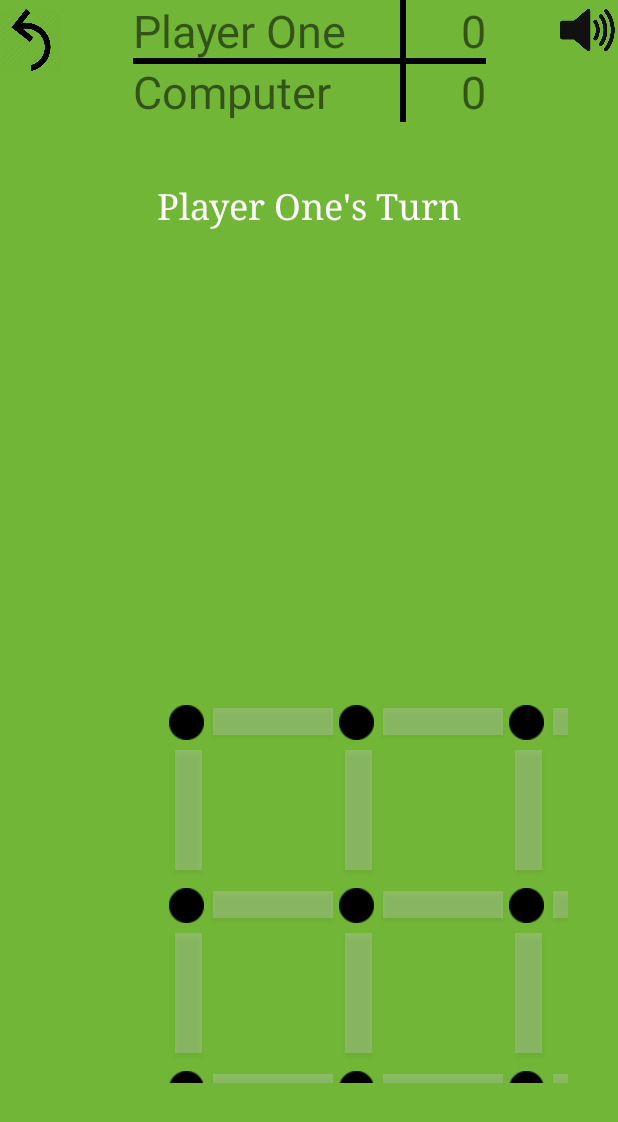
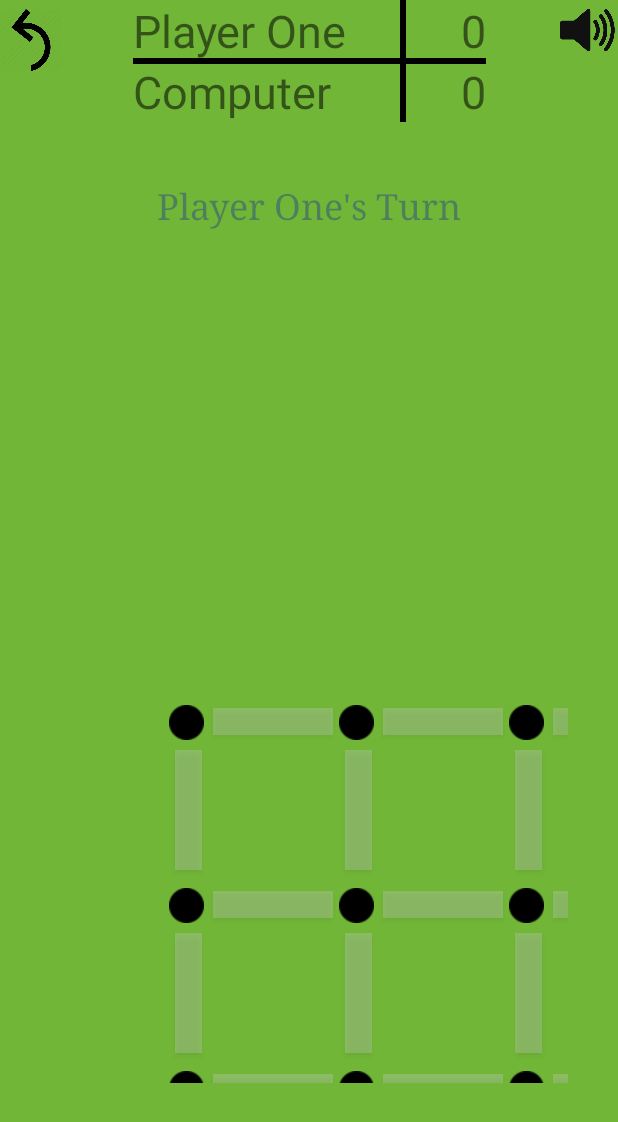
Before and after one commit to MattBarney/PigsInAPen, an Android app: the GameDisplay screen opened directly, with no data from a screen before it, on a phone screen of 412 x 824 dp. Shown: the top 1122 px of the screen. Run offline under Robolectric (Android 15) with nearby library versions, the phone set to English and light mode, and no system bars.

Commit message:
Style changes.

```diff
--- a/app/src/main/java/com/example/pigsinapen/Fences.java
+++ b/app/src/main/java/com/example/pigsinapen/Fences.java
@@ -140,11 +140,11 @@ public class Fences {
   } // isButtonClicked
 
   /**
-   * Sets the Fences button transparency to 0
+   * Sets the Fences button transparency to 0.
    *
    * @param alphaColor float number
    */
-  public void setAlphaColor(float alphaColor){
+  public void setAlphaColor(float alphaColor) {
     fenceButton.setAlpha(alphaColor);
   }
 } // Class Fences
--- a/app/src/main/java/com/example/pigsinapen/GameDisplay.java
+++ b/app/src/main/java/com/example/pigsinapen/GameDisplay.java
@@ -77,6 +77,7 @@ import android.widget.TextView;
 
 import androidx.appcompat.app.AppCompatActivity;
 import androidx.constraintlayout.widget.ConstraintLayout;
+import androidx.core.content.ContextCompat;
 
 /**
  * GameDisplay.java
@@ -755,33 +756,35 @@ public class GameDisplay extends AppCompatActivity {
    * @param winnerName String value
    */
   private void showPopupWindow(String winnerName) {
-
     Intent indent = new Intent(getApplicationContext(), Popup.class);
     indent.putExtra("player_name", winnerName);
     startActivity(indent);
   }
+
   /**
-   * Returns Computer color to set up
+   * Returns Computer color to set up.
    *
    * @return Integer value color code
    */
-  private Integer computerColour(){
-    return Color.BLACK;
+  private Integer computerColour() {
+    return getResources().getColor(R.color.playerTwoColour);
   }
+
   /**
-   * Returns Player One color to set up
+   * Returns Player One color to set up.
    *
    * @return Integer value color code
    */
-  private Integer playerOneColour(){
-    return Color.WHITE;
+  private Integer playerOneColour() {
+    return ContextCompat.getColor(this, R.color.playerOneColour);
   }
+
   /**
-   * Returns Player Two color to set up
+   * Returns Player Two color to set up.
    *
    * @return Integer value color code
    */
-  private Integer playerTwoColour(){
+  private Integer playerTwoColour() {
     return Color.DKGRAY;
   }
 
--- a/app/src/main/res/values/colors.xml
+++ b/app/src/main/res/values/colors.xml
@@ -11,6 +11,6 @@
     <color name="gameDisplayBackground">#71B637</color>
     <color name="computerColour">#00181616</color>
     <color name="playerOneColour">#4D0000B4</color>
-    <color name="playerTwoColour">#1976D2</color>
+    <color name="playerTwoColour">#000000</color>
 
 </resources>
```
Also changed, not shown: app/src/main/java/com/example/pigsinapen/ActivityStatistics.java (+21 -23 lines), app/src/main/java/com/example/pigsinapen/Statistics.java (+30 -45 lines). Lines whose indentation alone changed are shown as unchanged.
